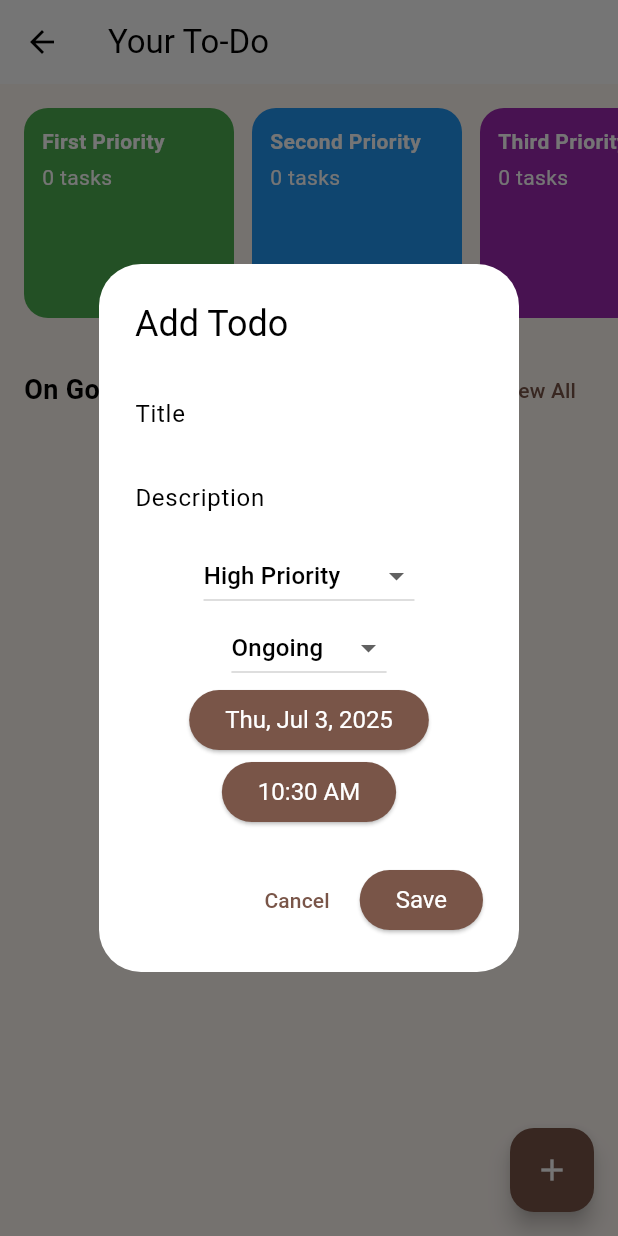
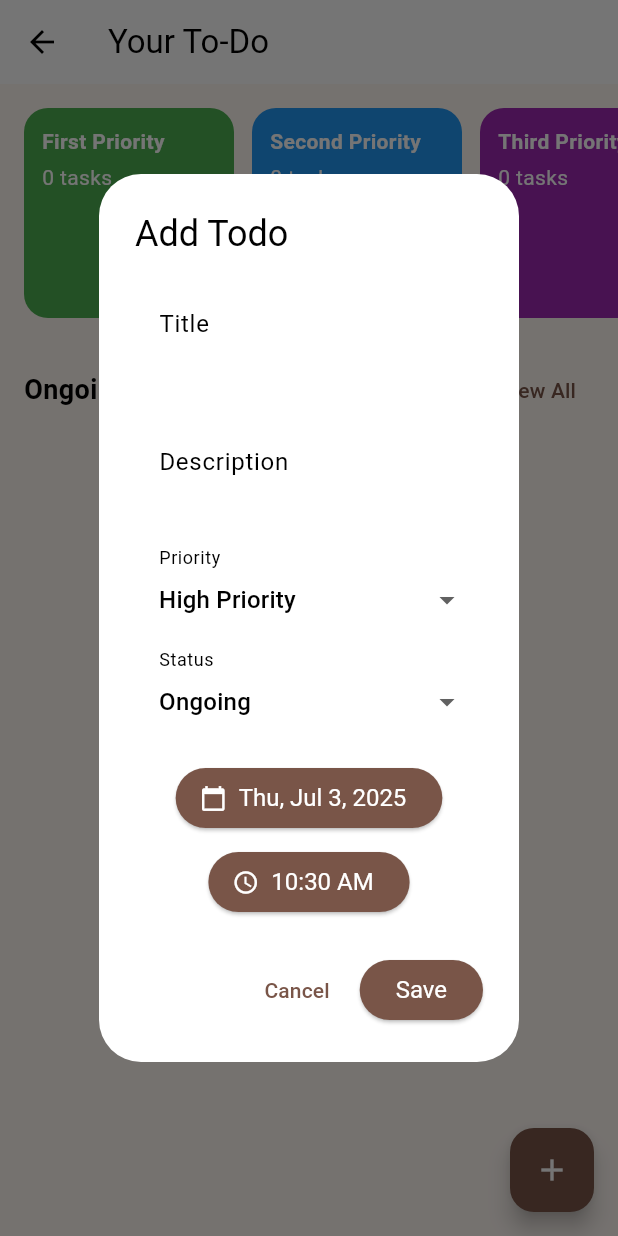
Before and after one commit to Qylahrzk/DailyQuest, a Flutter app: the TodoScreen screen opened directly, after a tap on the "add" icon, on a phone screen of 412 x 824 dp. Run offline on Flutter 3.47's test engine with Material 3 defaults, Android fonts, the light colour scheme and no system bars; our stand-ins replace confetti, firebase_auth, firebase_core, geocoding, geolocator, google_sign_in and 5 more; missing offline and left inert: google_mlkit_text_recognition, quill_format, zefyrka; accounts and stored records are empty.

Commit message:
Update Latest ToDo

```diff
--- a/lib/todo/todo_entry_dialog.dart
+++ b/lib/todo/todo_entry_dialog.dart
@@ -4,6 +4,13 @@ import 'package:flutter/material.dart';
 import 'package:intl/intl.dart';
 import '../models/todo.dart';
 
+/// ✅ TodoEntryDialog
+///
+/// A modal dialog that allows the user to:
+/// - Create a new Todo
+/// - Edit an existing Todo
+///
+/// Returns the created/updated [Todo] object via the [onSave] callback.
 class TodoEntryDialog extends StatefulWidget {
   final Todo? existing;
   final Function(Todo) onSave;
@@ -19,22 +26,31 @@ class TodoEntryDialog extends StatefulWidget {
 }
 
 class _TodoEntryDialogState extends State<TodoEntryDialog> {
+  /// Controllers for text fields
   final titleController = TextEditingController();
   final descController = TextEditingController();
+
+  /// Dropdown values
   String priority = 'high';
   String status = 'ongoing';
+
+  /// Date and time pickers
   DateTime date = DateTime.now();
   TimeOfDay time = TimeOfDay.now();
 
   @override
   void initState() {
     super.initState();
+
+    // If editing an existing todo, fill in all values
     if (widget.existing != null) {
       titleController.text = widget.existing!.title;
       descController.text = widget.existing!.description;
       priority = widget.existing!.priority;
       status = widget.existing!.status;
       date = DateTime.parse(widget.existing!.date);
+
+      // Convert stored time string back to TimeOfDay
       time = TimeOfDay(
         hour: int.parse(widget.existing!.time.split(":")[0]),
         minute: int.parse(widget.existing!.time.split(":")[1]),
@@ -48,34 +64,72 @@ class _TodoEntryDialogState extends State<TodoEntryDialog> {
       title: Text(widget.existing == null ? "Add Todo" : "Edit Todo"),
       content: SingleChildScrollView(
         child: Column(
+          mainAxisSize: MainAxisSize.min,
           children: [
+            /// Title input
             TextField(
               controller: titleController,
-              decoration: const InputDecoration(labelText: "Title"),
+              decoration: const InputDecoration(
+                labelText: "Title",
+                border: OutlineInputBorder(),
+              ),
             ),
+            const SizedBox(height: 12),
+
+            /// Description input
             TextField(
               controller: descController,
-              decoration: const InputDecoration(labelText: "Description"),
+              maxLines: 3,
+              decoration: const InputDecoration(
+                labelText: "Description",
+                border: OutlineInputBorder(),
+              ),
             ),
-            DropdownButton<String>(
+            const SizedBox(height: 12),
+
+            /// Priority dropdown
+            DropdownButtonFormField<String>(
               value: priority,
+              decoration: const InputDecoration(
+                labelText: "Priority",
+                border: OutlineInputBorder(),
+              ),
               items: const [
                 DropdownMenuItem(value: 'high', child: Text("High Priority")),
                 DropdownMenuItem(value: 'medium', child: Text("Medium Priority")),
                 DropdownMenuItem(value: 'low', child: Text("Low Priority")),
               ],
-              onChanged: (val) => setState(() => priority = val!),
+              onChanged: (val) {
+                if (val != null) {
+                  setState(() => priority = val);
+                }
+              },
             ),
-            DropdownButton<String>(
+            const SizedBox(height: 12),
+
+            /// Status dropdown
+            DropdownButtonFormField<String>(
               value: status,
+              decoration: const InputDecoration(
+                labelText: "Status",
+                border: OutlineInputBorder(),
+              ),
               items: const [
                 DropdownMenuItem(value: 'ongoing', child: Text("Ongoing")),
                 DropdownMenuItem(value: 'completed', child: Text("Completed")),
               ],
-              onChanged: (val) => setState(() => status = val!),
+              onChanged: (val) {
+                if (val != null) {
+                  setState(() => status = val);
+                }
+              },
             ),
-            ElevatedButton(
-              child: Text(DateFormat.yMMMEd().format(date)),
+            const SizedBox(height: 12),
+
+            /// Date picker button
+            ElevatedButton.icon(
+              icon: const Icon(Icons.calendar_today),
+              label: Text(DateFormat.yMMMEd().format(date)),
               onPressed: () async {
                 final picked = await showDatePicker(
                   context: context,
@@ -83,29 +137,41 @@ class _TodoEntryDialogState extends State<TodoEntryDialog> {
                   firstDate: DateTime(2020),
                   lastDate: DateTime(2100),
                 );
-                if (picked != null) setState(() => date = picked);
+                if (picked != null) {
+                  setState(() => date = picked);
+                }
               },
             ),
-            ElevatedButton(
-              child: Text(time.format(context)),
+            const SizedBox(height: 8),
+
+            /// Time picker button
+            ElevatedButton.icon(
+              icon: const Icon(Icons.access_time),
+              label: Text(time.format(context)),
               onPressed: () async {
                 final picked = await showTimePicker(
                   context: context,
                   initialTime: time,
                 );
-                if (picked != null) setState(() => time = picked);
+                if (picked != null) {
+                  setState(() => time = picked);
+                }
               },
             ),
           ],
         ),
       ),
       actions: [
+        /// Cancel button
         TextButton(
           onPressed: () => Navigator.pop(context),
           child: const Text("Cancel"),
         ),
+
+        /// Save button
         ElevatedButton(
           onPressed: () {
+            // Create a Todo instance
             final todo = Todo(
               id: widget.existing?.id,
               title: titleController.text.trim(),
@@ -116,7 +182,11 @@ class _TodoEntryDialogState extends State<TodoEntryDialog> {
               time: "${time.hour.toString().padLeft(2, '0')}:${time.minute.toString().padLeft(2, '0')}",
               createdAt: DateTime.now().toIso8601String(),
             );
+
+            // Return the new/updated todo via callback
             widget.onSave(todo);
+
+            // Close the dialog
             Navigator.pop(context);
           },
           child: const Text("Save"),
--- a/lib/todo/todo_screen.dart
+++ b/lib/todo/todo_screen.dart
@@ -6,6 +6,13 @@ import '../models/todo.dart';
 import 'todo_list_screen.dart';
 import 'todo_entry_dialog.dart';
 
+/// ✅ TodoScreen
+///
+/// Dashboard-style screen showing:
+/// - Priority summary cards (high, medium, low)
+/// - A carousel of ongoing tasks
+/// - A FAB to add new todos
+/// - A button to navigate to the full task list
 class TodoScreen extends StatefulWidget {
   const TodoScreen({super.key});
 
@@ -14,6 +21,7 @@ class TodoScreen extends StatefulWidget {
 }
 
 class _TodoScreenState extends State<TodoScreen> {
+  /// Lists of todos grouped by filters
   List<Todo> _highPriority = [];
   List<Todo> _mediumPriority = [];
   List<Todo> _lowPriority = [];
@@ -25,6 +33,7 @@ class _TodoScreenState extends State<TodoScreen> {
     _loadTodos();
   }
 
+  /// 🔹 Loads todos from the database and groups them
   Future<void> _loadTodos() async {
     final all = await TodoDao.getAll();
     setState(() {
@@ -35,6 +44,7 @@ class _TodoScreenState extends State<TodoScreen> {
     });
   }
 
+  /// 🔹 Opens the full todo list screen
   void _openTodoList() {
     Navigator.push(
       context,
@@ -42,6 +52,7 @@ class _TodoScreenState extends State<TodoScreen> {
     ).then((_) => _loadTodos());
   }
 
+  /// 🔹 Opens the dialog for creating a new todo
   void _openCreateDialog() {
     showDialog(
       context: context,
@@ -54,6 +65,7 @@ class _TodoScreenState extends State<TodoScreen> {
     );
   }
 
+  /// 🔹 Returns a color for the given priority
   Color _priorityColor(String priority) {
     switch (priority) {
       case 'high':
@@ -67,7 +79,12 @@ class _TodoScreenState extends State<TodoScreen> {
     }
   }
 
-  Widget _buildPriorityCard(String title, List<Todo> todos, Color color) {
+  /// 🔹 Builds a summary card for a priority level
+  Widget _buildPriorityCard(
+    String title,
+    List<Todo> todos,
+    Color color,
+  ) {
     return Container(
       width: 140,
       padding: const EdgeInsets.all(12),
@@ -79,16 +96,20 @@ class _TodoScreenState extends State<TodoScreen> {
       child: Column(
         crossAxisAlignment: CrossAxisAlignment.start,
         children: [
-          Text(title,
+          Text(
+            title,
             style: const TextStyle(
               color: Colors.white,
               fontWeight: FontWeight.bold,
-              )),
+            ),
+          ),
           const SizedBox(height: 4),
-          Text('${todos.length} tasks',
+          Text(
+            '${todos.length} tasks',
             style: const TextStyle(
               color: Colors.white,
-              )),
+            ),
+          ),
         ],
       ),
     );
@@ -104,27 +125,38 @@ class _TodoScreenState extends State<TodoScreen> {
         child: Column(
           children: [
             const SizedBox(height: 16),
+
+            /// 🔹 Priority summary cards
             SizedBox(
               height: 140,
               child: ListView(
                 scrollDirection: Axis.horizontal,
                 padding: const EdgeInsets.symmetric(horizontal: 16),
                 children: [
-                  _buildPriorityCard("First Priority", _highPriority, Colors.green),
-                  _buildPriorityCard("Second Priority", _mediumPriority, Colors.blue),
-                  _buildPriorityCard("Third Priority", _lowPriority, Colors.purple),
+                  _buildPriorityCard(
+                      "First Priority", _highPriority, Colors.green),
+                  _buildPriorityCard(
+                      "Second Priority", _mediumPriority, Colors.blue),
+                  _buildPriorityCard(
+                      "Third Priority", _lowPriority, Colors.purple),
                 ],
               ),
             ),
+
             const SizedBox(height: 24),
+
+            /// 🔹 Ongoing task header
             Padding(
               padding: const EdgeInsets.symmetric(horizontal: 16),
               child: Row(
                 mainAxisAlignment: MainAxisAlignment.spaceBetween,
                 children: [
                   const Text(
-                    "On Going Task",
-                    style: TextStyle(fontSize: 18, fontWeight: FontWeight.bold),
+                    "Ongoing Tasks",
+                    style: TextStyle(
+                      fontSize: 18,
+                      fontWeight: FontWeight.bold,
+                    ),
                   ),
                   TextButton(
                     onPressed: _openTodoList,
@@ -133,6 +165,8 @@ class _TodoScreenState extends State<TodoScreen> {
                 ],
               ),
             ),
+
+            /// 🔹 Ongoing tasks list
             _ongoing.isEmpty
                 ? const Padding(
                     padding: EdgeInsets.all(16),
@@ -154,15 +188,19 @@ class _TodoScreenState extends State<TodoScreen> {
                             borderRadius: BorderRadius.circular(16),
                           ),
                           child: ListTile(
-                            title: Text(todo.title,
+                            title: Text(
+                              todo.title,
                               style: const TextStyle(
                                 color: Colors.white,
                                 fontWeight: FontWeight.bold,
-                                )),
-                            subtitle: Text(todo.description,
+                              ),
+                            ),
+                            subtitle: Text(
+                              todo.description,
                               style: const TextStyle(
                                 color: Colors.white70,
-                                )),
+                              ),
+                            ),
                           ),
                         );
                       },
@@ -171,6 +209,8 @@ class _TodoScreenState extends State<TodoScreen> {
           ],
         ),
       ),
+
+      /// 🔹 FAB to create a new todo
       floatingActionButton: FloatingActionButton(
         onPressed: _openCreateDialog,
         child: const Icon(Icons.add),
```
Also changed, not shown: lib/todo/todo_list_screen.dart (+45 -11 lines). Lines whose indentation alone changed are shown as unchanged.
